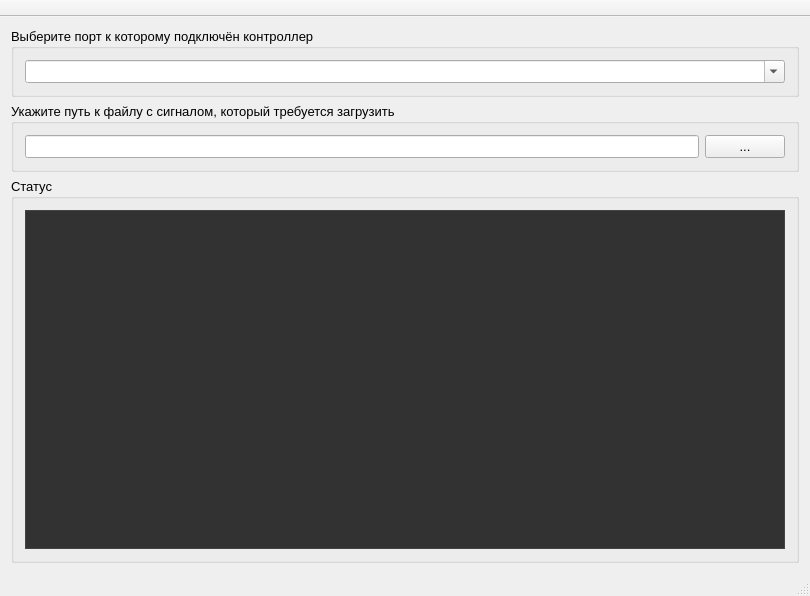
Old version of the form PC/mainwindow.ui in the repository pi-null-mezon/Lighthelmet.
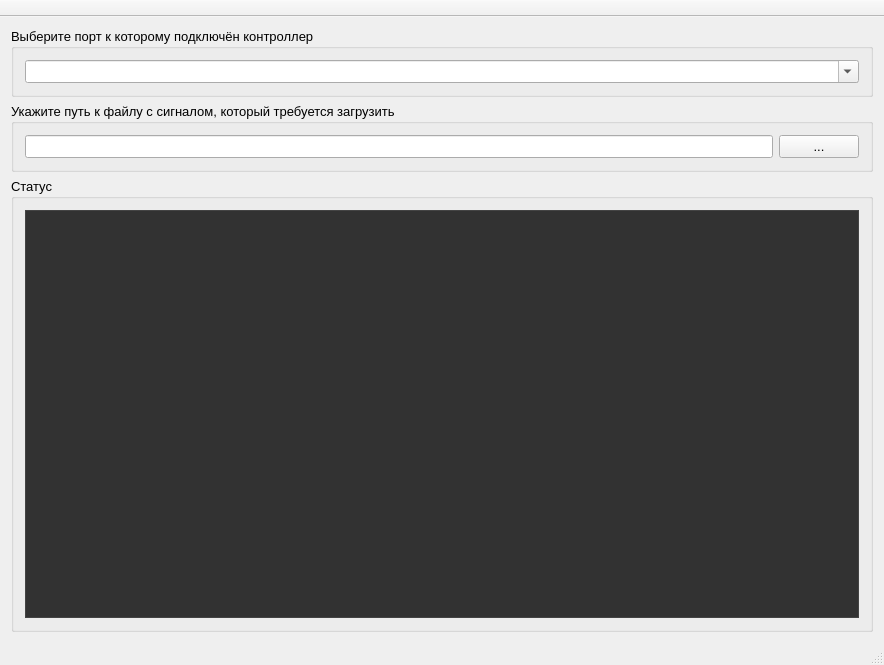
New version of the form. Icons and pictures are not drawn.

What changed in the file:
```diff
--- a/PC/mainwindow.ui
+++ b/PC/mainwindow.ui
@@ -6,8 +6,8 @@
    <rect>
     <x>0</x>
     <y>0</y>
-    <width>810</width>
-    <height>596</height>
+    <width>884</width>
+    <height>665</height>
    </rect>
   </property>
   <property name="font">
@@ -510,7 +510,6 @@
     </item>
    </layout>
   </widget>
-  <widget class="QStatusBar" name="statusBar"/>
   <widget class="QToolBar" name="toolBar">
    <property name="windowTitle">
     <string>toolBar</string>
@@ -537,6 +536,7 @@
     <bool>false</bool>
    </attribute>
   </widget>
+  <widget class="QStatusBar" name="statusBar"/>
   <action name="selectfileAction">
    <property name="icon">
     <iconset resource="resources.qrc">
```
